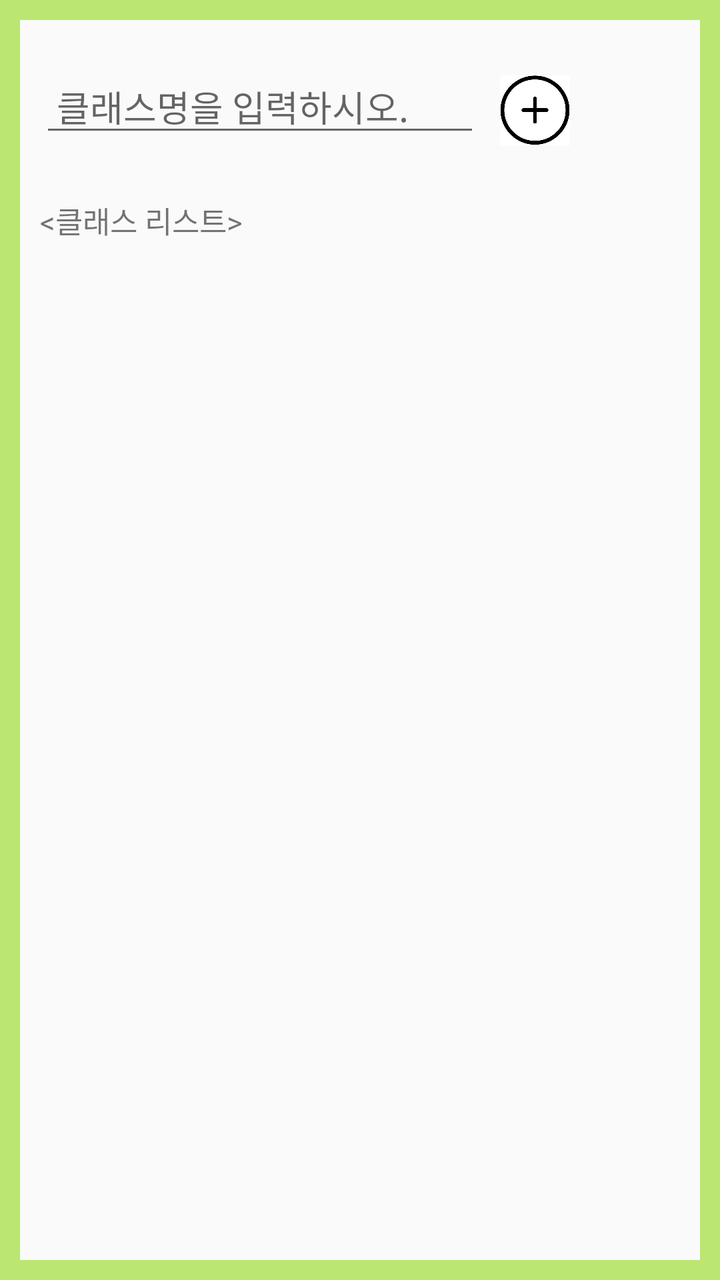
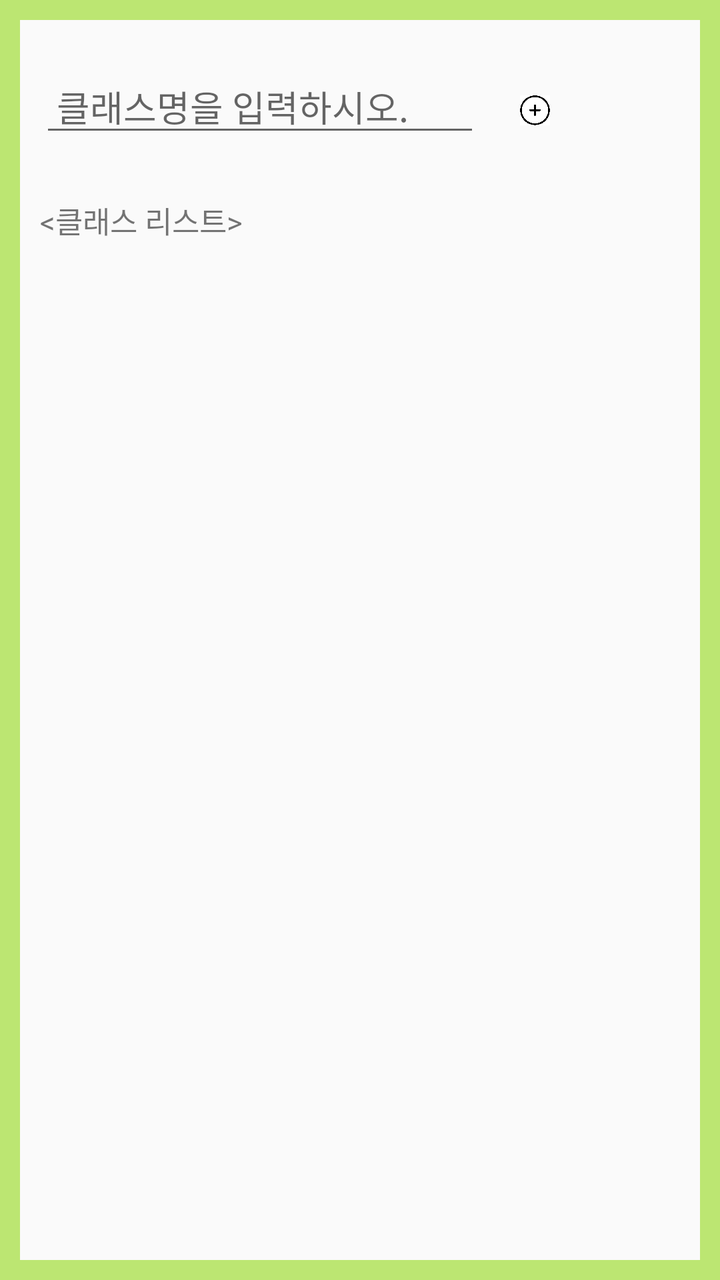

Before-and-after screenshots of an Android layout around one commit, followed by the original layout XML and the change that was made.
<!-- AndroidManifest.xml: application theme Theme.AppCompat.Light.DarkActionBar -->
<!-- res/layout/activity_whole_class_list.xml -->
<?xml version="1.0" encoding="utf-8"?>
<LinearLayout xmlns:android="http://schemas.android.com/apk/res/android"
    xmlns:app="http://schemas.android.com/apk/res-auto"
    xmlns:tools="http://schemas.android.com/tools"
    android:layout_width="match_parent"
    android:layout_height="match_parent"
    tools:context=".whole_class_list"
    android:background="@drawable/lay_edge"
    android:padding="10dp"
    android:orientation="vertical">


    <LinearLayout
        android:layout_marginTop="20dp"
        android:layout_width="match_parent"
        android:layout_height="wrap_content"
        android:weightSum="3">

        <EditText
            android:layout_marginLeft="10dp"
            android:id="@+id/fClassname"
            android:layout_width="0dp"
            android:layout_height="wrap_content"
            android:layout_weight="2"
            android:ems="14"
            android:hint=" 클래스명을 입력하시오."/>
        <ImageButton
            android:padding="10dp"
            android:id="@+id/addClass"
            android:background="#00ff0000"
            android:layout_width="0dp"
            android:layout_height="50dp"
            android:layout_weight="0.5"
            android:scaleType="centerCrop"
            android:src="@drawable/add" />
    </LinearLayout>
    <TextView
        android:id="@+id/errorm"
        android:layout_width="wrap_content"
        android:layout_height="wrap_content"/>
    <TextView
        android:layout_width="match_parent"
        android:layout_height="wrap_content"
        android:layout_marginLeft="10dp"
        android:text="\u003C클래스 리스트\u003E"
        android:textSize="15dp"/>
    <ScrollView
        android:layout_width="match_parent"
        android:layout_height="match_parent"
        android:id="@+id/list_scroll"
        android:fillViewport="true">
        <ListView
            android:id="@+id/wholeClasslist"
            android:layout_width="match_parent"
            android:layout_height="match_parent"
            android:textFilterEnabled="true"/>
    </ScrollView>
</LinearLayout>
<!-- resources referenced by this layout -->
<resources>
  <!-- drawable add: png bitmap (drawable, 28384 bytes) -->
  <!-- drawable lay_edge (drawable) -->
  <?xml version="1.0" encoding="utf-8"?>
  <layer-list xmlns:android="http://schemas.android.com/apk/res/android">
      <item>
          <shape android:shape="rectangle">
              <stroke android:width = "10dp" android:color ="#BCE672"/>
              <solid android:color="#00ff0000"/>
          </shape>
      </item>
  
  </layer-list>
</resources>

<!-- the commit's change to res/layout/activity_whole_class_list.xml (unified diff, before → after) -->
@@ -25,7 +25,7 @@
             android:ems="14"
             android:hint=" 클래스명을 입력하시오."/>
         <ImageButton
-            android:padding="10dp"
+            android:padding="20dp"
             android:id="@+id/addClass"
             android:background="#00ff0000"
             android:layout_width="0dp"
